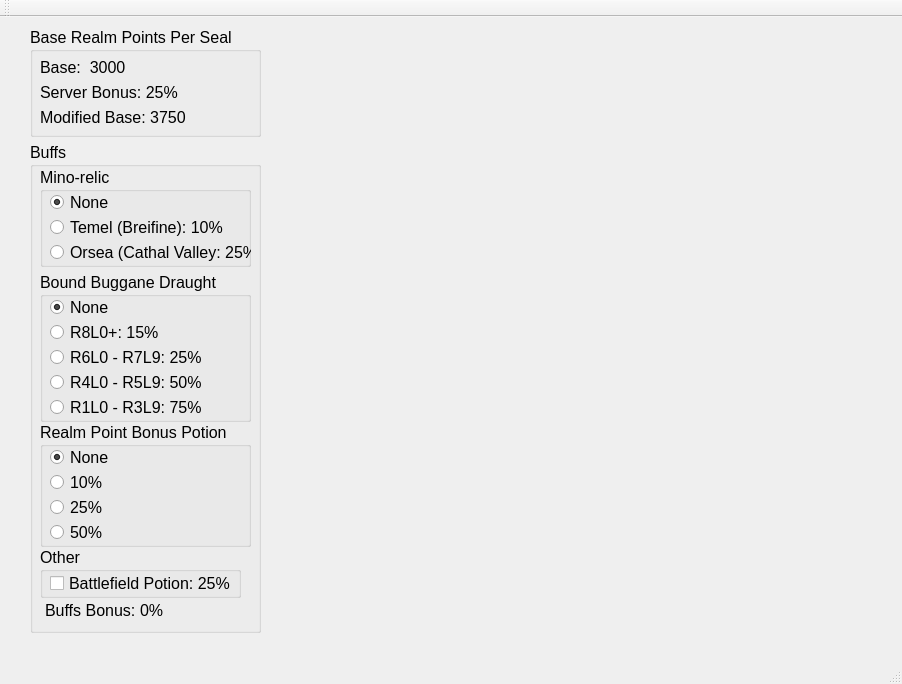
Before: the Qt Designer form mainwindow.ui in towbes/GaherisRPCalc, drawn with Qt 5.
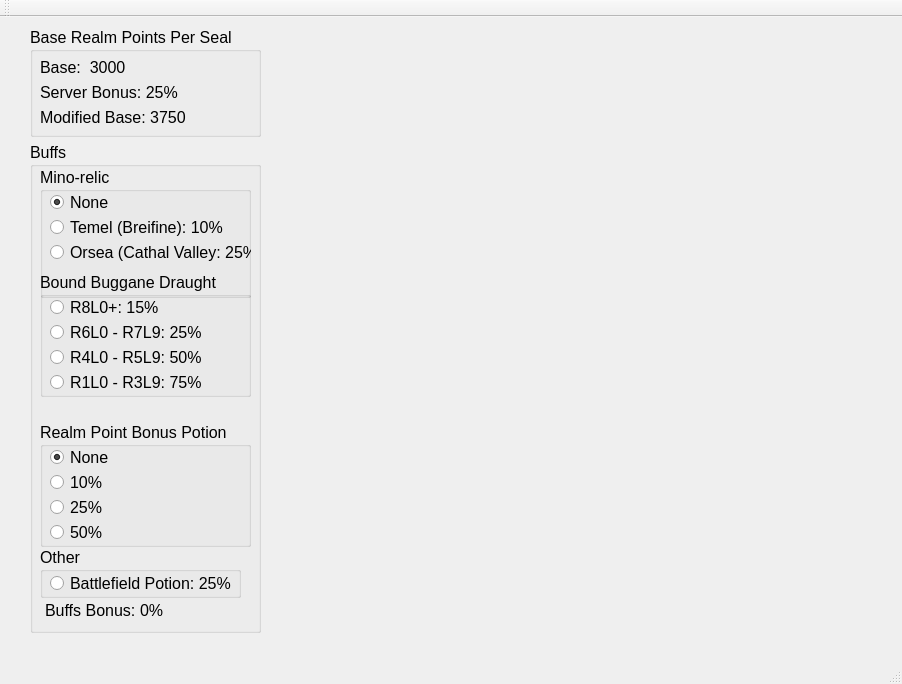
After: the same form once the commit is applied.

The edit to the form file:
```diff
--- a/mainwindow.ui
+++ b/mainwindow.ui
@@ -110,7 +110,7 @@
        <x>10</x>
        <y>25</y>
        <width>211</width>
-       <height>100</height>
+       <height>131</height>
       </rect>
      </property>
      <property name="title">
@@ -174,36 +174,17 @@
        <x>10</x>
        <y>130</y>
        <width>211</width>
-       <height>150</height>
+       <height>125</height>
       </rect>
      </property>
      <property name="title">
       <string>Bound Buggane Draught</string>
      </property>
-     <widget class="QRadioButton" name="bbNone">
-      <property name="geometry">
-       <rect>
-        <x>10</x>
-        <y>25</y>
-        <width>89</width>
-        <height>20</height>
-       </rect>
-      </property>
-      <property name="text">
-       <string>None</string>
-      </property>
-      <property name="checked">
-       <bool>true</bool>
-      </property>
-      <attribute name="buttonGroup">
-       <string notr="true">bgroupBuggane</string>
-      </attribute>
-     </widget>
      <widget class="QRadioButton" name="bbFifteen">
       <property name="geometry">
        <rect>
         <x>10</x>
-        <y>50</y>
+        <y>25</y>
         <width>191</width>
         <height>20</height>
        </rect>
@@ -219,7 +200,7 @@
       <property name="geometry">
        <rect>
         <x>10</x>
-        <y>75</y>
+        <y>50</y>
         <width>201</width>
         <height>20</height>
        </rect>
@@ -235,7 +216,7 @@
       <property name="geometry">
        <rect>
         <x>10</x>
-        <y>100</y>
+        <y>75</y>
         <width>201</width>
         <height>20</height>
        </rect>
@@ -251,7 +232,7 @@
       <property name="geometry">
        <rect>
         <x>10</x>
-        <y>125</y>
+        <y>100</y>
         <width>201</width>
         <height>20</height>
        </rect>
@@ -356,7 +337,7 @@
      <property name="title">
       <string>Other</string>
      </property>
-     <widget class="QCheckBox" name="cboxBattlefieldPotion">
+     <widget class="QRadioButton" name="radioButton">
       <property name="geometry">
        <rect>
         <x>10</x>
```
Left out of the diff: 12 changed lines with no effect on the pictures.
